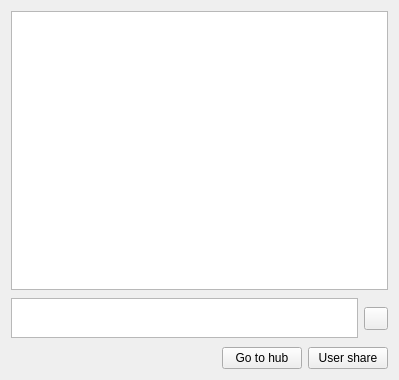
Above: eiskaltdcpp/ui/PrivateMessage.ui from eiskaltdcpp/eiskaltdcpp before the change. Below: the same form after it.
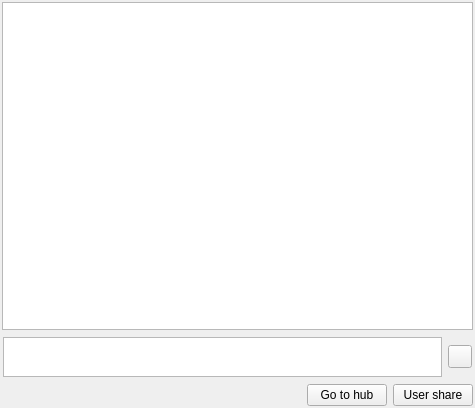
That is the form after the change. Custom widgets are drawn as their Qt base class.

```diff
--- a/eiskaltdcpp/ui/PrivateMessage.ui
+++ b/eiskaltdcpp/ui/PrivateMessage.ui
@@ -6,14 +6,19 @@
    <rect>
     <x>0</x>
     <y>0</y>
-    <width>399</width>
-    <height>380</height>
+    <width>475</width>
+    <height>408</height>
    </rect>
   </property>
   <property name="windowTitle">
    <string>Form</string>
   </property>
-  <layout class="QVBoxLayout" name="verticalLayout">
+  <layout class="QGridLayout" name="gridLayout_2">
+   <property name="margin">
+    <number>2</number>
+   </property>
+   <item row="0" column="0">
+    <layout class="QVBoxLayout" name="verticalLayout_2">
    <item>
     <widget class="QTextEdit" name="textEdit_CHAT">
      <property name="readOnly">
@@ -22,6 +27,8 @@
     </widget>
    </item>
    <item>
+      <layout class="QVBoxLayout" name="verticalLayout">
+       <item>
     <widget class="QFrame" name="frame">
      <property name="sizePolicy">
       <sizepolicy hsizetype="Preferred" vsizetype="Preferred">
@@ -32,7 +39,7 @@
      <property name="maximumSize">
       <size>
        <width>16777215</width>
-       <height>45</height>
+           <height>16777215</height>
       </size>
      </property>
      <property name="frameShape">
@@ -41,14 +48,14 @@
      <property name="frameShadow">
       <enum>QFrame::Raised</enum>
      </property>
-     <layout class="QHBoxLayout" name="horizontalLayout_2">
+         <layout class="QGridLayout" name="gridLayout">
       <property name="margin">
-       <number>0</number>
-      </property>
-      <item>
+           <number>1</number>
+          </property>
+          <item row="0" column="0">
        <widget class="ChatEdit" name="plainTextEdit_INPUT">
         <property name="sizePolicy">
-         <sizepolicy hsizetype="Expanding" vsizetype="Expanding">
+             <sizepolicy hsizetype="Expanding" vsizetype="Preferred">
           <horstretch>0</horstretch>
           <verstretch>0</verstretch>
          </sizepolicy>
@@ -61,7 +68,7 @@
         </property>
        </widget>
       </item>
-      <item>
+          <item row="0" column="1">
        <widget class="QToolButton" name="toolButton_SMILE">
         <property name="text">
          <string/>
@@ -99,6 +106,10 @@
         <string>User share</string>
        </property>
       </widget>
+         </item>
+        </layout>
+       </item>
+      </layout>
      </item>
     </layout>
    </item>
```
Lines whose indentation alone changed are shown as unchanged.
